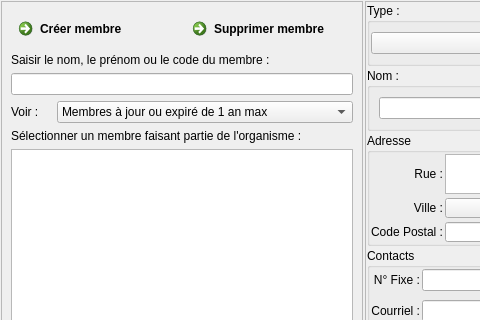
Above: f_membres.ui from nivhg/ludopen before the change; both pictures show x 0 to 480 and y 0 to 320 of the 1121 by 700 pixel window. Below: the same form after it.
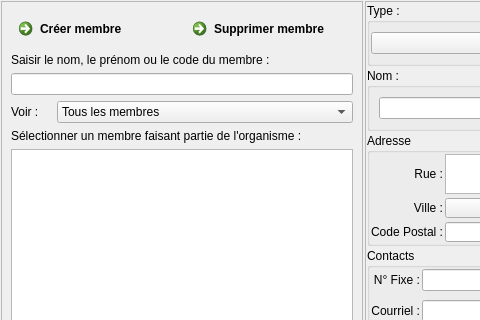
That is the form after the change. Icons and pictures are not drawn.

The edit to the form file:
```diff
--- a/f_membres.ui
+++ b/f_membres.ui
@@ -2184,6 +2184,11 @@
         </item>
         <item>
          <widget class="QComboBox" name="CBx_Filtre">
+          <item>
+           <property name="text">
+            <string>Tous les membres</string>
+           </property>
+          </item>
           <item>
            <property name="text">
             <string>Membres à jour ou expiré de 1 an max</string>
```
